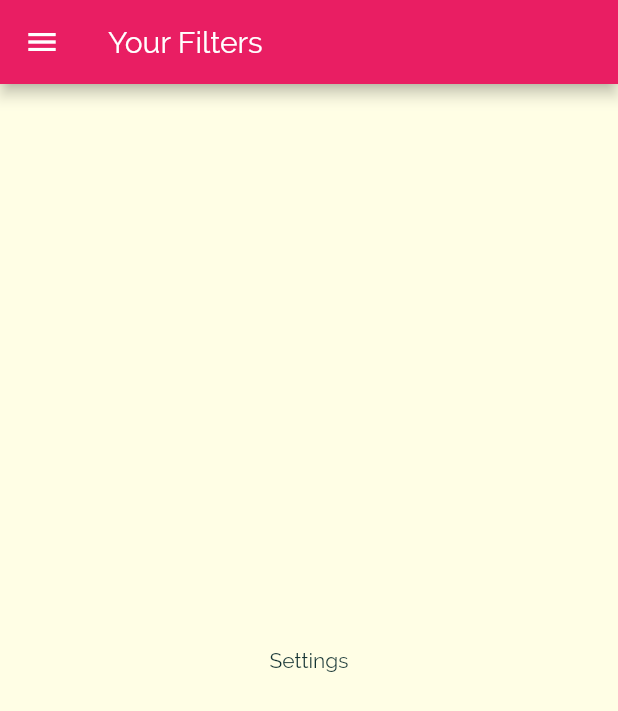
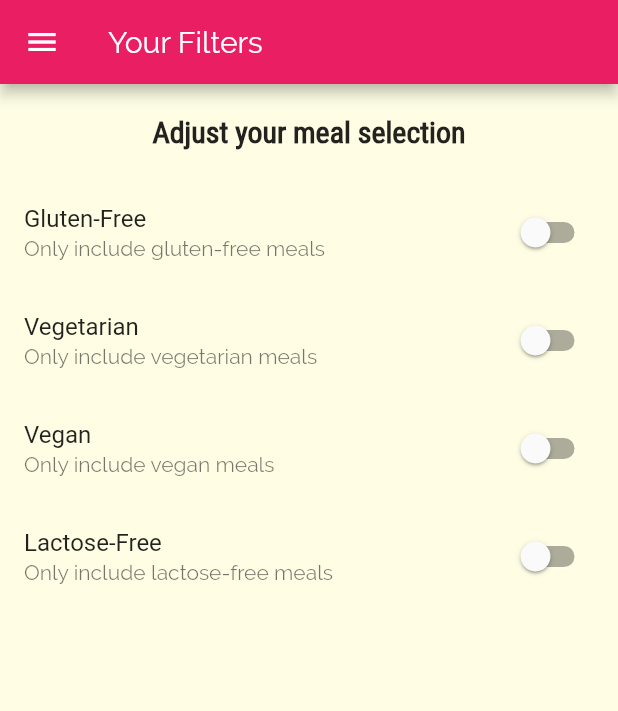
Before and after one commit to thomasbonnet12/meal, a Flutter app: the FilterScreen screen opened by its route, on a phone screen of 412 x 824 dp. Shown: the top 711 px of the screen. Run offline on Flutter 3.47's test engine with Material 2 defaults, Android fonts, the phone set to English and light mode, and no system bars.

Commit message:
filter bool and switch created in filter screen.dart

```diff
--- a/lib/screens/filter_screen.dart
+++ b/lib/screens/filter_screen.dart
@@ -1,8 +1,27 @@
 import 'package:flutter/material.dart';
 import 'package:flutter_meal_app/widgets/main_drawer.dart';
 
-class FilterScreen extends StatelessWidget {
+class FilterScreen extends StatefulWidget {
   static const routeName = '/filters';
+
+  @override
+  _FilterScreenState createState() => _FilterScreenState();
+}
+
+class _FilterScreenState extends State<FilterScreen> {
+  bool _glutenFree = false;
+  bool _vegetarian = false;
+  bool _vegan = false;
+  bool _lactoseFree = false;
+
+  SwitchListTile _buildSwitchListTile(String title, String description,
+      bool currentValue, Function updateValue) {
+    return SwitchListTile(
+        title: Text(title),
+        subtitle: Text(description),
+        value: currentValue,
+        onChanged: updateValue);
+  }
 
   @override
   Widget build(BuildContext context) {
@@ -11,9 +30,70 @@
           title: Text('Your Filters'),
         ),
         drawer: MainDrawer(),
-      body: Center(
-        child: Text('Settings'),
+        body: Column(
+          children: [
+            Container(
+              padding: EdgeInsets.all(20),
+              child: Text(
+                'Adjust your meal selection',
+                style: Theme.of(context).textTheme.headline6,
               ),
+            ),
+            Expanded(
+              child: ListView(
+                children: [
+                  _buildSwitchListTile(
+                    'Gluten-Free',
+                    'Only include gluten-free meals',
+                    _glutenFree,
+                    (newValue) {
+                      setState(
+                        () {
+                          _glutenFree = newValue;
+                        },
                       );
+                    },
+                  ),
+                  _buildSwitchListTile(
+                    'Vegetarian',
+                    'Only include vegetarian meals',
+                    _vegetarian,
+                    (newValue) {
+                      setState(
+                        () {
+                          _vegetarian = newValue;
+                        },
+                      );
+                    },
+                  ),
+                  _buildSwitchListTile(
+                    'Vegan',
+                    'Only include vegan meals',
+                    _vegan,
+                    (newValue) {
+                      setState(
+                        () {
+                          _vegan = newValue;
+                        },
+                      );
+                    },
+                  ),
+                  _buildSwitchListTile(
+                    'Lactose-Free',
+                    'Only include lactose-free meals',
+                    _lactoseFree,
+                    (newValue) {
+                      setState(
+                        () {
+                          _lactoseFree = newValue;
+                        },
+                      );
+                    },
+                  ),
+                ],
+              ),
+            ),
+          ],
+        ));
   }
 }
```
Lines whose indentation alone changed are shown as unchanged.
